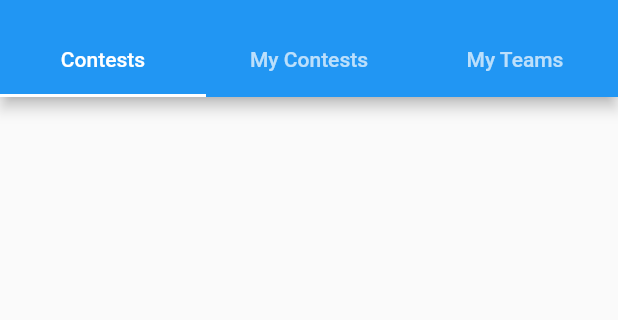
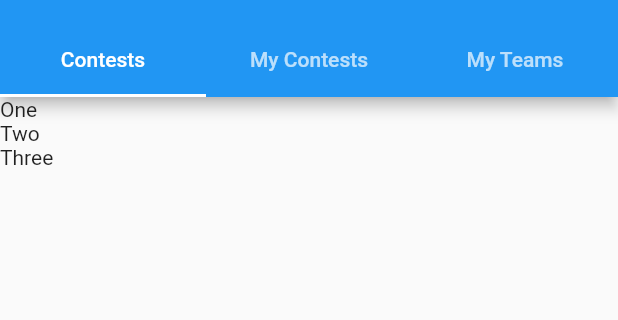
Before and after one commit to maniotrix/fantasy_demo, a Flutter app: the screen it shows after launch, on a phone screen of 412 x 824 dp, the part 59-379 px from its top. Run offline on Flutter 3.47's test engine with Material 2 defaults, Android fonts, the phone set to English and light mode, and no system bars.

Commit message:
second commit

```diff
--- a/lib/views/list_display.dart
+++ b/lib/views/list_display.dart
@@ -1,4 +1,4 @@
-import 'package:fantasy_demo/model.dart';
+import 'package:fantasy_demo/models.dart';
 import 'package:flutter/material.dart';
 
 class ListDisplay extends StatefulWidget {
@@ -9,7 +9,7 @@ class ListDisplay extends StatefulWidget {
 }
 
 class _ListDisplayState extends State<ListDisplay> {
-  List<Contest> litems = [];
+  List<String> litems = ["One", "Two", "Three"];
   @override
   Widget build(BuildContext ctxt) {
     return Column(
@@ -18,9 +18,7 @@ class _ListDisplayState extends State<ListDisplay> {
             child: ListView.builder(
                 itemCount: litems.length,
                 itemBuilder: (BuildContext ctxt, int index) {
-                  Contest contest =
-
-                  return Text(litems[Index]);
+                  return Text(litems[index]);
                 }))
       ],
     );
```
Also changed, not shown: lib/models.dart (renamed from lib/model.dart).
